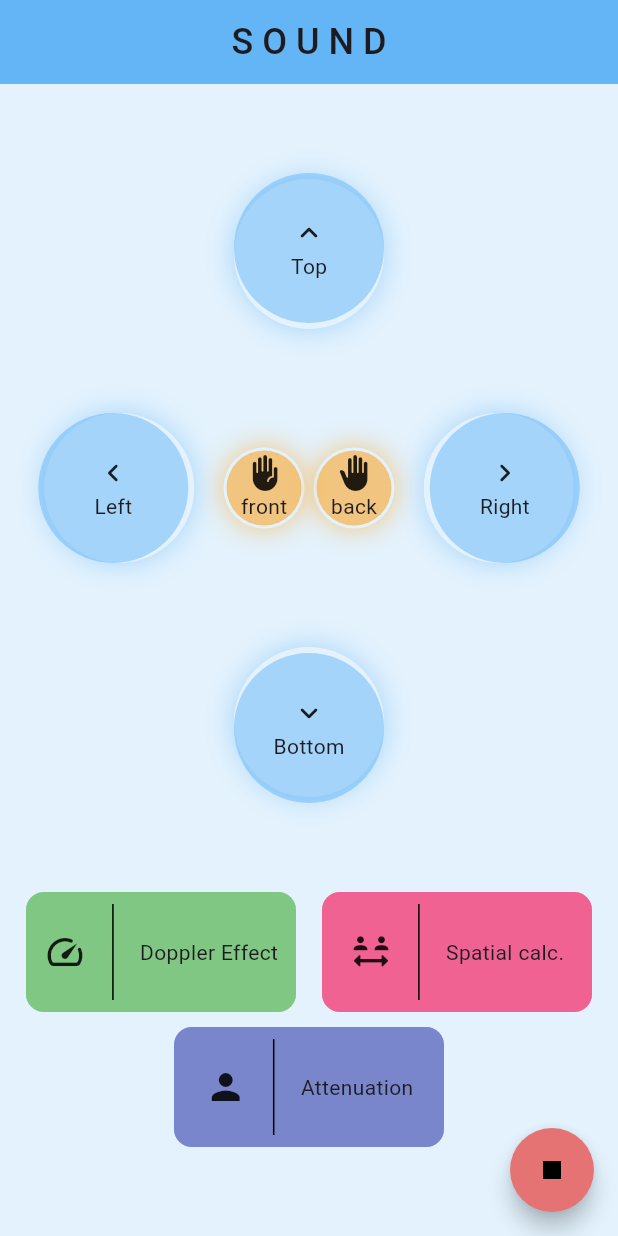
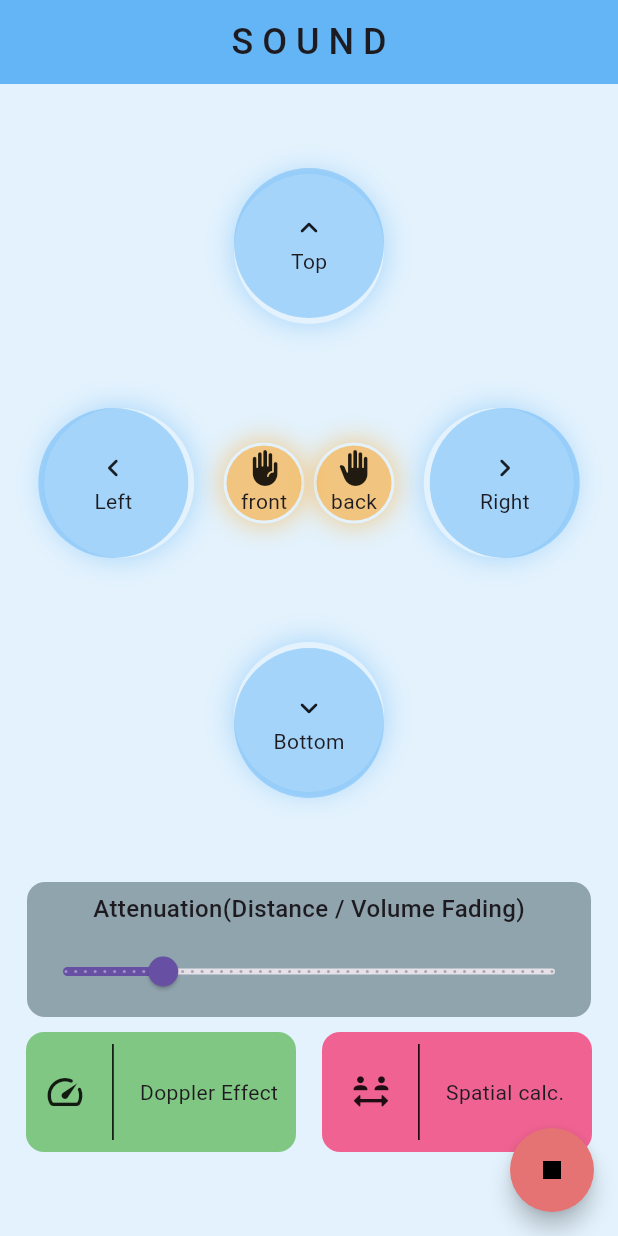
Before and after one commit to mojit-r/sound_space, a Flutter app: the screen it shows after launch, after a tap on the "play arrow" icon, on a phone screen of 412 x 824 dp. Run offline on Flutter 3.47's test engine with Material 3 defaults, Android fonts, the phone set to English and light mode, and no system bars; missing offline and left inert: flutter_soloud.

Commit message:
added Attenuation SLider and Logic

```diff
--- a/lib/provider/audio_provider.dart
+++ b/lib/provider/audio_provider.dart
@@ -8,6 +8,10 @@ class AudioProvider extends ChangeNotifier {
   SoundHandle? handle;
 
   bool isPlaying = false;
+  double posX = 0;
+  double posY = 0;
+  double posZ = -1;
+  double attenuationDistance = 1;
 
   Future<void> initializeAudio() async {
     await _soloud.init();
@@ -22,14 +26,16 @@ class AudioProvider extends ChangeNotifier {
 
     handle = await _soloud.play3d(
       soundSource!,
-      0.0,
-      0.0,
-      0.0,
+      posX,
+      posY,
+      posZ,
       looping: true,
       loopingStartAt: const Duration(seconds: 1),
     );
 
-    _soloud.set3dSourceMinMaxDistance(handle!, 1, 20);
+    _soloud.set3dSourceMinMaxDistance(handle!, 1, 5);
+
+    _soloud.set3dSourceAttenuation(handle!, 1, 1.0);
 
     isPlaying = true;
     notifyListeners();
@@ -45,11 +51,30 @@ class AudioProvider extends ChangeNotifier {
     notifyListeners();
   }
 
-  Future<void> directSound(double posX, double posY, double posZ) async {
+  Future<void> directSound(double x, double y, double z) async {
     if (handle == null) return;
+
+    posX = x;
+    posY = y;
+    posZ = z;
 
     _soloud.setVolume(handle!, 0.8);
     _soloud.set3dSourcePosition(handle!, posX, posY, posZ);
+  }
+
+  void setAttenuationDistance(double value) {
+    attenuationDistance = value;
+
+    if (handle != null) {
+      _soloud.set3dSourcePosition(
+        handle!,
+        posX == 0 ? 0 : posX.sign * attenuationDistance,
+        posY == 0 ? 0 : posY.sign * attenuationDistance,
+        posZ == 0 ? 0 : posZ.sign * attenuationDistance,
+      );
+    }
+
+    notifyListeners();
   }
 
   Future<void> disposeAudio() async {
--- a/lib/screen/homescreen.dart
+++ b/lib/screen/homescreen.dart
@@ -38,6 +38,41 @@ class _HomeScreenState extends State<HomeScreen> {
           _upperSection(audio),
           Column(
             children: [
+              Padding(
+                padding: const EdgeInsets.symmetric(horizontal: 18.0),
+                child: Container(
+                  height: 90,
+                  decoration: BoxDecoration(
+                    shape: BoxShape.rectangle,
+                    borderRadius: BorderRadius.circular(12),
+                    color: Colors.blueGrey.shade300,
+                  ),
+                  child: Column(
+                    mainAxisAlignment: MainAxisAlignment.spaceEvenly,
+                    crossAxisAlignment: CrossAxisAlignment.center,
+                    children: [
+                      const Text(
+                        'Attenuation(Distance / Volume Fading)',
+                        style: TextStyle(
+                          fontSize: 16,
+                          fontWeight: FontWeight.w500,
+                        ),
+                      ),
+                      Slider(
+                        value: audio.attenuationDistance,
+                        min: 0.0,
+                        max: 5.0,
+                        divisions: 50,
+                        label: audio.attenuationDistance.round().toString(),
+                        onChanged: (double newValue) {
+                          audio.setAttenuationDistance(newValue);
+                        },
+                      ),
+                    ],
+                  ),
+                ),
+              ),
+              const SizedBox(height: 10),
               Row(
                 mainAxisAlignment: MainAxisAlignment.spaceEvenly,
                 children: [
@@ -54,14 +89,6 @@ class _HomeScreenState extends State<HomeScreen> {
                     color: Colors.pink.shade300,
                   ),
                 ],
-              ),
-
-              const SizedBox(height: 10),
-              RectangularButton(
-                onTap: () {},
-                label: 'Attenuation',
-                icon: Icons.person,
-                color: Colors.indigo.shade300,
               ),
             ],
           ),
@@ -88,7 +115,7 @@ class _HomeScreenState extends State<HomeScreen> {
       children: [
         CircularButton(
           onTap: () {
-            audio.directSound(0.0, 5.0, 0.0);
+            audio.directSound(0.0, audio.attenuationDistance, 0.0);
             debugPrint('⬆️ sound playing from the top');
           },
           icon: Icons.keyboard_arrow_up_rounded,
@@ -103,7 +130,7 @@ class _HomeScreenState extends State<HomeScreen> {
           children: [
             CircularButton(
               onTap: () {
-                audio.directSound(-5.0, 0.0, 0.0);
+                audio.directSound(-audio.attenuationDistance, 0.0, 0.0);
                 debugPrint('⬅️ sound playing from the left');
               },
               icon: Icons.keyboard_arrow_left_rounded,
@@ -115,7 +142,7 @@ class _HomeScreenState extends State<HomeScreen> {
               children: [
                 CircularButton(
                   onTap: () {
-                    audio.directSound(0.0, 0.0, -5.0);
+                    audio.directSound(0.0, 0.0, -audio.attenuationDistance);
                     debugPrint('✋ sound playing from front');
                   },
                   icon: Icons.front_hand_rounded,
@@ -131,7 +158,7 @@ class _HomeScreenState extends State<HomeScreen> {
 
                 CircularButton(
                   onTap: () {
-                    audio.directSound(0.0, 0.0, 5.0);
+                    audio.directSound(0.0, 0.0, audio.attenuationDistance);
                     debugPrint('🤚 sound playing from back');
                   },
                   icon: Icons.back_hand_rounded,
@@ -147,7 +174,7 @@ class _HomeScreenState extends State<HomeScreen> {
 
             CircularButton(
               onTap: () {
-                audio.directSound(5.0, 0.0, 0.0);
+                audio.directSound(audio.attenuationDistance, 0.0, 0.0);
                 debugPrint('➡️ sound playing from right');
               },
               icon: Icons.keyboard_arrow_right_rounded,
@@ -161,7 +188,7 @@ class _HomeScreenState extends State<HomeScreen> {
 
         CircularButton(
           onTap: () {
-            audio.directSound(0.0, -5.0, 0.0);
+            audio.directSound(0.0, -audio.attenuationDistance, 0.0);
             debugPrint('⬇️ sound playing from bottom');
           },
           icon: Icons.keyboard_arrow_down_rounded,
--- a/lib/widgets/rectangular_button.dart
+++ b/lib/widgets/rectangular_button.dart
@@ -25,7 +25,6 @@ class RectangularButton extends StatelessWidget {
           shape: BoxShape.rectangle,
           borderRadius: BorderRadius.circular(12),
           color: color,
-          boxShadow: [BoxShadow(color: color.withValues(alpha: 0.5))],
         ),
         child: Row(
           mainAxisAlignment: MainAxisAlignment.center,
```
